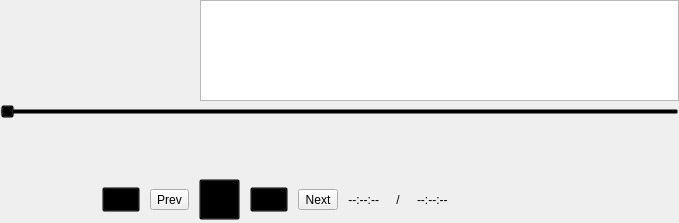
Old version of the form UAVManage/SoundGrade.ui in the repository gessd/UAVManage.
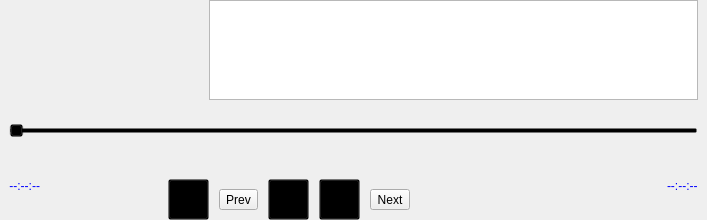
New version of the form. Icons and pictures are not drawn. Custom widgets are drawn as their Qt base class.

```diff
--- a/UAVManage/SoundGrade.ui
+++ b/UAVManage/SoundGrade.ui
@@ -6,10 +6,16 @@
    <rect>
     <x>0</x>
     <y>0</y>
-    <width>679</width>
-    <height>223</height>
+    <width>707</width>
+    <height>220</height>
    </rect>
   </property>
+  <property name="maximumSize">
+   <size>
+    <width>16777215</width>
+    <height>220</height>
+   </size>
+  </property>
   <property name="windowTitle">
    <string>Form</string>
   </property>
@@ -31,65 +37,17 @@
    </property>
    <item row="0" column="0" colspan="2">
     <widget class="QWidget" name="widgetBackgroundMain" native="true">
-     <layout class="QGridLayout" name="gridLayout_2" rowstretch="4,2,2,2">
-      <property name="leftMargin">
-       <number>0</number>
-      </property>
+     <layout class="QGridLayout" name="gridLayout_2" rowstretch="4,2,2,2,0">
       <property name="topMargin">
        <number>0</number>
       </property>
-      <property name="rightMargin">
-       <number>0</number>
-      </property>
       <property name="bottomMargin">
        <number>0</number>
       </property>
       <property name="spacing">
        <number>0</number>
       </property>
-      <item row="0" column="1">
-       <widget class="QListWidget" name="m_pPlayList"/>
-      </item>
-      <item row="0" column="0">
-       <widget class="QWChartView" name="m_pCuverPlot" native="true">
-        <property name="minimumSize">
-         <size>
-          <width>200</width>
-          <height>100</height>
-         </size>
-        </property>
-        <property name="styleSheet">
-         <string notr="true">background:transparent;</string>
-        </property>
-       </widget>
-      </item>
-      <item row="1" column="0" colspan="2">
-       <widget class="QSlider" name="m_pHslider">
-        <property name="minimumSize">
-         <size>
-          <width>0</width>
-          <height>22</height>
-         </size>
-        </property>
-        <property name="styleSheet">
-         <string notr="true">background:transparent;</string>
-        </property>
-        <property name="orientation">
-         <enum>Qt::Horizontal</enum>
-        </property>
-       </widget>
-      </item>
-      <item row="2" column="0" colspan="2">
-       <widget class="MusicScale" name="widgetScale" native="true">
-        <property name="minimumSize">
-         <size>
-          <width>0</width>
-          <height>30</height>
-         </size>
-        </property>
-       </widget>
-      </item>
-      <item row="3" column="0" colspan="2">
+      <item row="4" column="0" colspan="2">
        <layout class="QHBoxLayout" name="horizontalLayout">
         <property name="spacing">
          <number>10</number>
@@ -97,6 +55,32 @@
         <property name="topMargin">
          <number>3</number>
         </property>
+        <item>
+         <widget class="QLabel" name="m_pLblCur">
+          <property name="sizePolicy">
+           <sizepolicy hsizetype="Fixed" vsizetype="Preferred">
+            <horstretch>0</horstretch>
+            <verstretch>0</verstretch>
+           </sizepolicy>
+          </property>
+          <property name="minimumSize">
+           <size>
+            <width>0</width>
+            <height>0</height>
+           </size>
+          </property>
+          <property name="styleSheet">
+           <string notr="true">background:transparent;
+color:#0000FF;</string>
+          </property>
+          <property name="text">
+           <string>--:--:--</string>
+          </property>
+          <property name="alignment">
+           <set>Qt::AlignRight|Qt::AlignTop|Qt::AlignTrailing</set>
+          </property>
+         </widget>
+        </item>
         <item>
          <spacer name="horizontalSpacer_2">
           <property name="orientation">
@@ -118,6 +102,12 @@
             <verstretch>0</verstretch>
            </sizepolicy>
           </property>
+          <property name="minimumSize">
+           <size>
+            <width>41</width>
+            <height>41</height>
+           </size>
+          </property>
           <property name="styleSheet">
            <string notr="true">background:transparent;</string>
           </property>
@@ -204,8 +194,8 @@
          <widget class="QToolButton" name="m_pbtnStop">
           <property name="minimumSize">
            <size>
-            <width>0</width>
-            <height>25</height>
+            <width>41</width>
+            <height>41</height>
            </size>
           </property>
           <property name="styleSheet">
@@ -245,90 +235,6 @@
           </property>
          </widget>
         </item>
-        <item>
-         <widget class="QWidget" name="widget" native="true">
-          <property name="minimumSize">
-           <size>
-            <width>100</width>
-            <height>0</height>
-           </size>
-          </property>
-          <property name="styleSheet">
-           <string notr="true">background:transparent;</string>
-          </property>
-          <layout class="QHBoxLayout" name="horizontalLayout_2">
-           <property name="spacing">
-            <number>1</number>
-           </property>
-           <property name="leftMargin">
-            <number>0</number>
-           </property>
-           <property name="topMargin">
-            <number>0</number>
-           </property>
-           <property name="rightMargin">
-            <number>0</number>
-           </property>
-           <property name="bottomMargin">
-            <number>0</number>
-           </property>
-           <item>
-            <widget class="QLabel" name="m_pLblCur">
-             <property name="sizePolicy">
-              <sizepolicy hsizetype="Fixed" vsizetype="Preferred">
-               <horstretch>0</horstretch>
-               <verstretch>0</verstretch>
-              </sizepolicy>
-             </property>
-             <property name="minimumSize">
-              <size>
-               <width>0</width>
-               <height>0</height>
-              </size>
-             </property>
-             <property name="styleSheet">
-              <string notr="true">background:transparent;</string>
-             </property>
-             <property name="text">
-              <string>--:--:--</string>
-             </property>
-             <property name="alignment">
-              <set>Qt::AlignRight|Qt::AlignTrailing|Qt::AlignVCenter</set>
-             </property>
-            </widget>
-           </item>
-           <item>
-            <widget class="QLabel" name="label">
-             <property name="styleSheet">
-              <string notr="true">background:transparent;</string>
-             </property>
-             <property name="text">
-              <string>/</string>
-             </property>
-             <property name="alignment">
-              <set>Qt::AlignCenter</set>
-             </property>
-            </widget>
-           </item>
-           <item>
-            <widget class="QLabel" name="m_pLblTotal">
-             <property name="sizePolicy">
-              <sizepolicy hsizetype="Fixed" vsizetype="Preferred">
-               <horstretch>0</horstretch>
-               <verstretch>0</verstretch>
-              </sizepolicy>
-             </property>
-             <property name="styleSheet">
-              <string notr="true">background:transparent;</string>
-             </property>
-             <property name="text">
-              <string>--:--:--</string>
-             </property>
-            </widget>
-           </item>
-          </layout>
-         </widget>
-        </item>
         <item>
          <widget class="QLabel" name="labelMusicName">
           <property name="minimumSize">
@@ -358,8 +264,76 @@
           </property>
          </spacer>
         </item>
+        <item>
+         <widget class="QLabel" name="m_pLblTotal">
+          <property name="sizePolicy">
+           <sizepolicy hsizetype="Fixed" vsizetype="Preferred">
+            <horstretch>0</horstretch>
+            <verstretch>0</verstretch>
+           </sizepolicy>
+          </property>
+          <property name="styleSheet">
+           <string notr="true">background:transparent;
+color:#0000FF;</string>
+          </property>
+          <property name="text">
+           <string>--:--:--</string>
+          </property>
+          <property name="alignment">
+           <set>Qt::AlignLeading|Qt::AlignLeft|Qt::AlignTop</set>
+          </property>
+         </widget>
+        </item>
        </layout>
       </item>
+      <item row="0" column="0">
+       <widget class="QWChartView" name="m_pCuverPlot" native="true">
+        <property name="minimumSize">
+         <size>
+          <width>200</width>
+          <height>100</height>
+         </size>
+        </property>
+        <property name="styleSheet">
+         <string notr="true">background:transparent;</string>
+        </property>
+       </widget>
+      </item>
+      <item row="2" column="0" colspan="2">
+       <widget class="QSlider" name="m_pHslider">
+        <property name="minimumSize">
+         <size>
+          <width>0</width>
+          <height>22</height>
+         </size>
+        </property>
+        <property name="styleSheet">
+         <string notr="true">background:transparent;</string>
+        </property>
+        <property name="orientation">
+         <enum>Qt::Horizontal</enum>
+        </property>
+       </widget>
+      </item>
+      <item row="0" column="1">
+       <widget class="QListWidget" name="m_pPlayList"/>
+      </item>
+      <item row="1" column="0" colspan="2">
+       <widget class="MusicScale" name="widgetScale" native="true">
+        <property name="minimumSize">
+         <size>
+          <width>0</width>
+          <height>20</height>
+         </size>
+        </property>
+        <property name="maximumSize">
+         <size>
+          <width>16777215</width>
+          <height>20</height>
+         </size>
+        </property>
+       </widget>
+      </item>
      </layout>
     </widget>
    </item>
```
